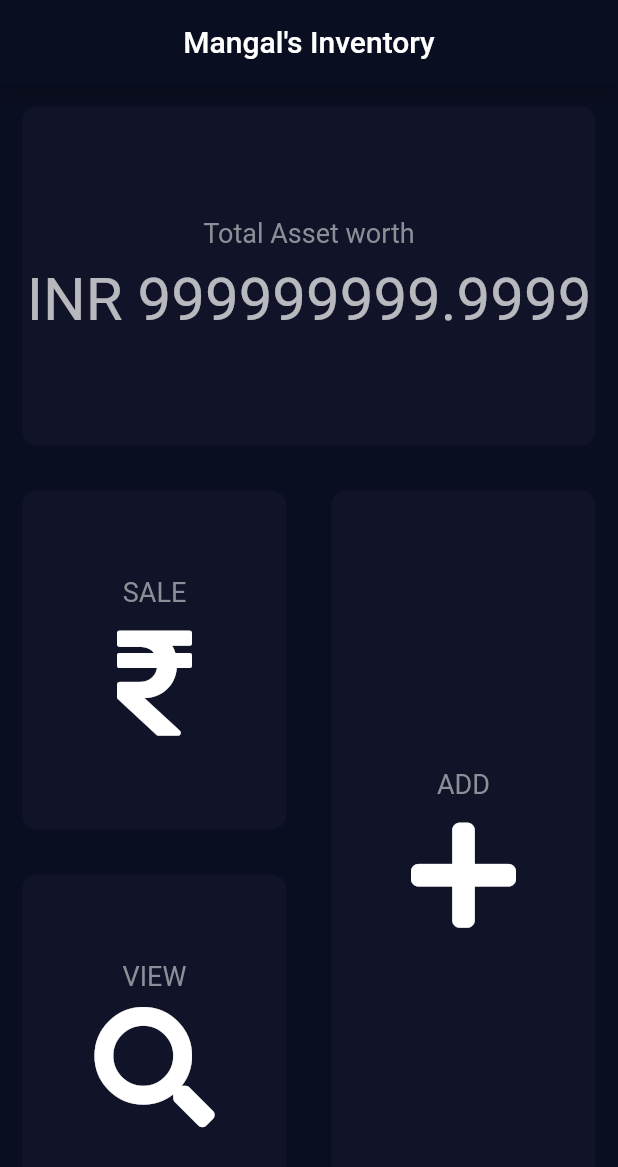
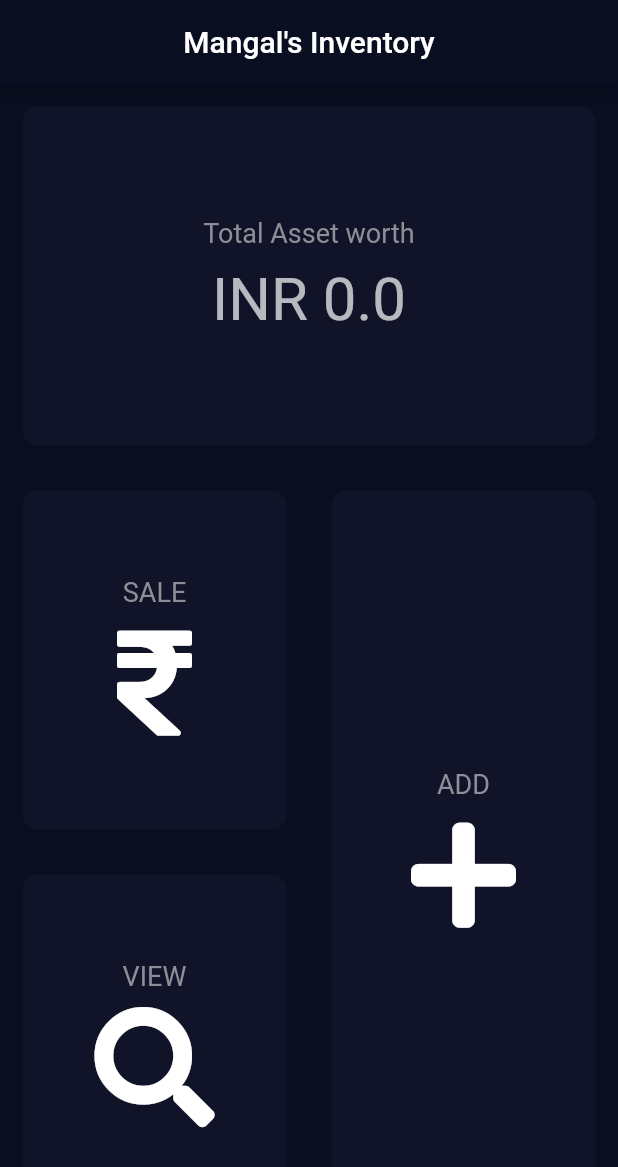
Before and after one commit to AntonyIgnesh/inventory_v1, a Flutter app: the ViewProductsScreen screen opened by its route, after a tap on an icon or button, on a phone screen of 412 x 824 dp. Shown: the top 1167 px of the screen. Run offline on Flutter 3.47's test engine with Material 2 defaults, Android fonts, the phone set to English and light mode, and no system bars; drawn by our look-alikes of modal_progress_hud_nsn; our stand-ins replace cloud_firestore, firebase_core, fluttertoast, font_awesome_flutter; accounts and stored records are empty.

Commit message:
Complete search functionality is added

```diff
--- a/lib/screens/total_asset_screen.dart
+++ b/lib/screens/total_asset_screen.dart
@@ -1,8 +1,30 @@
 import 'package:flutter/material.dart';
 import 'package:inventory_v1/constants.dart';
+import 'package:inventory_v1/controller/firebase_networks.dart';
 
-class TotalAssetScreen extends StatelessWidget {
-  double totalAssetValue = 999999999.9999;
+class TotalAssetScreen extends StatefulWidget {
+  @override
+  _TotalAssetScreenState createState() => _TotalAssetScreenState();
+}
+
+class _TotalAssetScreenState extends State<TotalAssetScreen> {
+  double totalAssetValue = 0.00;
+
+  void totalAssetRate() async {
+    try {
+      await for (var snapshot in getFireStoreInstanceStream()) {
+        for (var docs in snapshot.docChanges) {
+          totalAssetValue = totalAssetValue + docs.doc.get('Rate');
+          setState(() {
+            print('$totalAssetValue');
+          });
+        }
+      }
+    } catch (e) {
+      print(e);
+      print('Error in calculating total assets rate');
+    }
+  }
 
   @override
   Widget build(BuildContext context) {
--- a/lib/screens/view_products_screen.dart
+++ b/lib/screens/view_products_screen.dart
@@ -13,7 +13,6 @@ class ViewProductsScreen extends StatefulWidget {
 }
 
 class _ViewProductsScreenState extends State<ViewProductsScreen> {
-  FirebaseFirestore firebaseFirestore = FirebaseFirestore.instance;
   String tempVal = '';
   onSearching(String value) {
     tempVal = value;
@@ -44,12 +43,7 @@ class _ViewProductsScreenState extends State<ViewProductsScreen> {
             crossAxisAlignment: CrossAxisAlignment.stretch,
             children: [
               StreamBuilder<QuerySnapshot>(
-                  stream: firebaseFirestore
-                      .collection('products')
-                      .where('ProductId', isGreaterThanOrEqualTo: tempVal)
-                      .where('ProductId', isLessThan: tempVal + 'z')
-                      .orderBy('ProductId')
-                      .snapshots(),
+                  stream: getFireStoreInstanceStream(),
                   builder: (context, snapshot) {
                     if (!snapshot.hasData) {
                       return Center(
@@ -67,6 +61,18 @@ class _ViewProductsScreenState extends State<ViewProductsScreen> {
                       final size = product.get('Size');
                       final rate = product.get('Rate');
                       final timestamp = product.get('Timestamp');
+                      if (productId
+                              .toString()
+                              .toLowerCase()
+                              .contains(tempVal.toLowerCase()) ||
+                          productDesc
+                              .toString()
+                              .toLowerCase()
+                              .contains(tempVal.toLowerCase()) ||
+                          size
+                              .toString()
+                              .toLowerCase()
+                              .contains(tempVal.toLowerCase())) {
                         final productCardWidget = Dismissible(
                           confirmDismiss: (direction) async {
                             return await showDialog(
@@ -85,8 +91,8 @@ class _ViewProductsScreenState extends State<ViewProductsScreen> {
                                   ),
                                   contentPadding: EdgeInsets.only(top: 10.0),
                                   content: Container(
-                                  height:
-                                      MediaQuery.of(context).size.height * 0.2,
+                                    height: MediaQuery.of(context).size.height *
+                                        0.2,
                                     child: Column(
                                       mainAxisAlignment:
                                           MainAxisAlignment.spaceBetween,
@@ -107,7 +113,8 @@ class _ViewProductsScreenState extends State<ViewProductsScreen> {
                                           children: [
                                             Expanded(
                                               child: InkWell(
-                                              onTap: () => Navigator.of(context)
+                                                onTap: () =>
+                                                    Navigator.of(context)
                                                         .pop(false),
                                                 child: Container(
                                                   padding: EdgeInsets.only(
@@ -131,7 +138,8 @@ class _ViewProductsScreenState extends State<ViewProductsScreen> {
                                             ),
                                             Expanded(
                                               child: InkWell(
-                                              onTap: () => Navigator.of(context)
+                                                onTap: () =>
+                                                    Navigator.of(context)
                                                         .pop(true),
                                                 child: Container(
                                                   padding: EdgeInsets.only(
@@ -185,7 +193,9 @@ class _ViewProductsScreenState extends State<ViewProductsScreen> {
                             await deleteProductFromFireStoreWithProductId(
                                 productId);
                             ShowingToast(context: context).showSuccessToast(
-                              "Product " + productId + " deleted Successfully");
+                                "Product " +
+                                    productId +
+                                    " deleted Successfully");
                           },
                           child: InkWell(
                             borderRadius: BorderRadius.circular(20),
@@ -215,6 +225,7 @@ class _ViewProductsScreenState extends State<ViewProductsScreen> {
                           ),
                         );
                         productCardWidgets.add(productCardWidget);
+                      }
                     }
                     return Expanded(
                         child: ListView(
```
Lines whose indentation alone changed are shown as unchanged.
